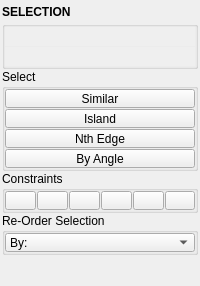
Qt form tentacle/ui/selection.ui (m3trik/tentacle) before a commit.
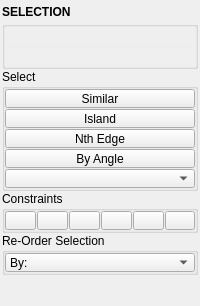
The same form after that commit. Custom widgets are drawn as their Qt base class.

What changed in the file:
```diff
--- a/tentacle/ui/selection.ui
+++ b/tentacle/ui/selection.ui
@@ -305,6 +305,29 @@
            </property>
           </widget>
          </item>
+         <item>
+          <widget class="ComboBox" name="cmb002">
+           <property name="minimumSize">
+            <size>
+             <width>0</width>
+             <height>19</height>
+            </size>
+           </property>
+           <property name="maximumSize">
+            <size>
+             <width>16777215</width>
+             <height>19</height>
+            </size>
+           </property>
+           <property name="toolTip">
+            <string>How object picking treats rigged parts.
+
+Rig Aware: as the rigs author it -- rigged meshes are locked so a click or marquee grabs their controls.
+Normal: rigged meshes select like any other mesh.
+Meshes Only: as Normal, and control curves and joints are not pickable.</string>
+           </property>
+          </widget>
+         </item>
         </layout>
        </widget>
       </item>
```
